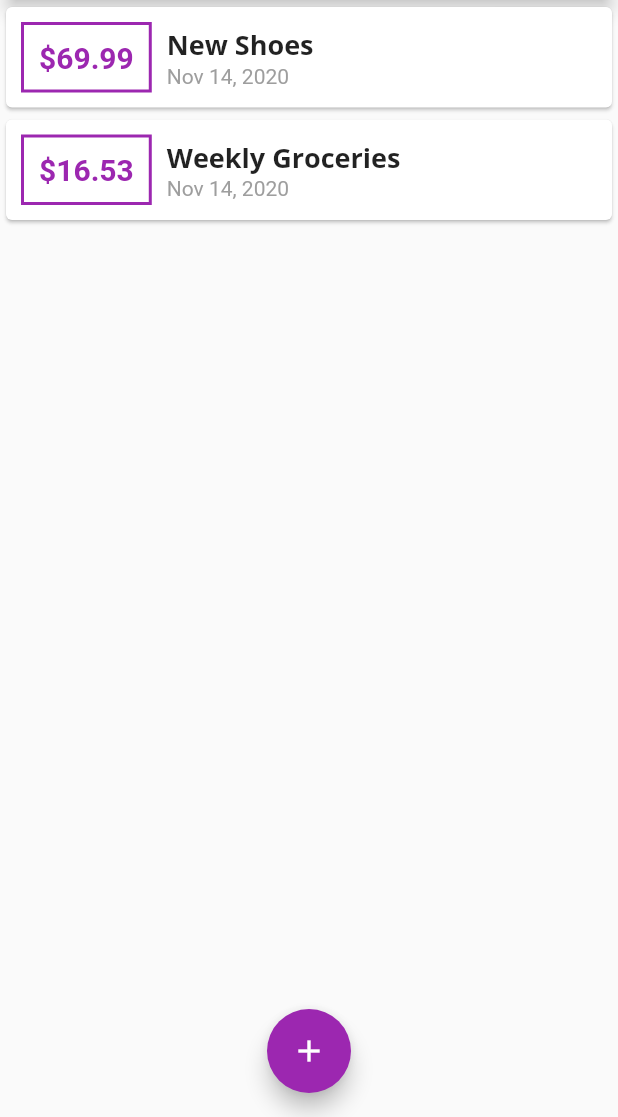
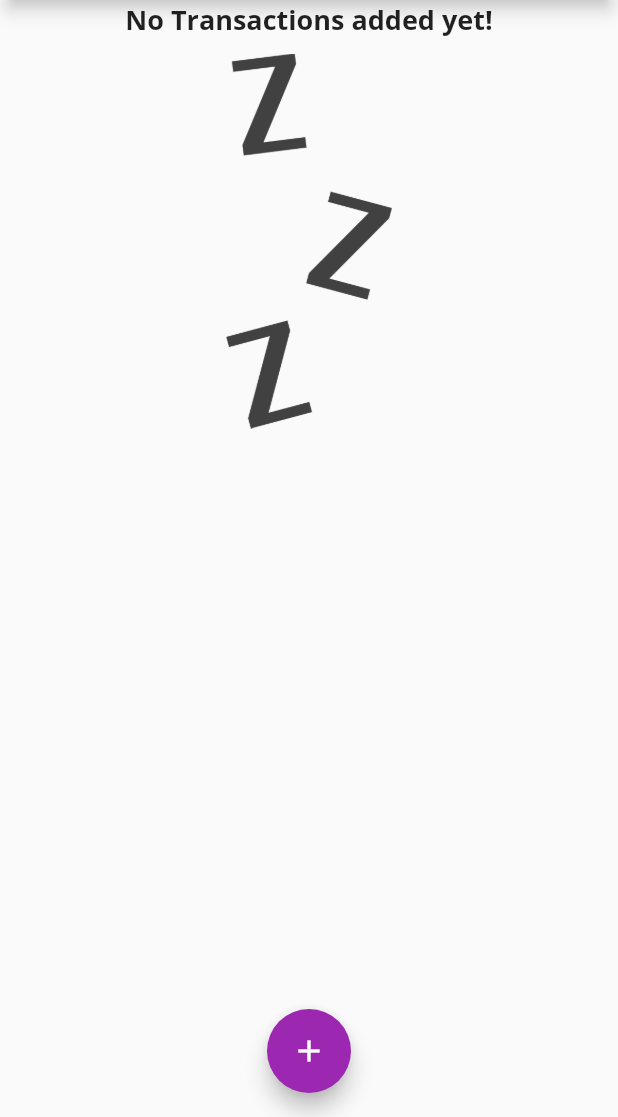
Before and after one commit to sahil1sk/Flutter-Expense-Calculator, a Flutter app: the screen it shows after launch, on a phone screen of 412 x 824 dp, the part 119-1236 px from its top. Run offline on Flutter 3.47's test engine with Material 2 defaults, Android fonts, the phone set to English and light mode, and no system bars; Roboto replaces fonts that are missing (Open Sans).

Commit message:
Adding the Images

```diff
--- a/lib/main.dart
+++ b/lib/main.dart
@@ -45,18 +45,18 @@ class MyHomePage extends StatefulWidget {
 class _MyHomePageState extends State<MyHomePage> {
 
   final List<Transaction> _userTransactions = [
-    Transaction(
-      id: 't1',
-      title: 'New Shoes',
-      amount: 69.99,
-      date: DateTime.now(),
-    ),
-    Transaction(
-      id: 't2',
-      title: 'Weekly Groceries',
-      amount: 16.53,
-      date: DateTime.now(),
-    ),
+    // Transaction(
+    //   id: 't1',
+    //   title: 'New Shoes',
+    //   amount: 69.99,
+    //   date: DateTime.now(),
+    // ),
+    // Transaction(
+    //   id: 't2',
+    //   title: 'Weekly Groceries',
+    //   amount: 16.53,
+    //   date: DateTime.now(),
+    // ),
   ];
 
   void _addNewTransaction(String txTitle, double txAmount) {
--- a/lib/widgets/transaction_list.dart
+++ b/lib/widgets/transaction_list.dart
@@ -12,7 +12,24 @@ class TransactionList extends StatelessWidget {
   Widget build(BuildContext context) {
     return Container(
       height: 300,
-      child: ListView.builder(
+      child: transactions.isEmpty ? Column(
+        children: <Widget>[
+          Text(
+            'No Transactions added yet!',
+            style: Theme.of(context).textTheme.title, // setting the style like the theme title style
+          ),
+          SizedBox( // this invisible box will help to create the space
+            height: 10,
+          ),
+          Container( // we wrap the image in container so that BoxFit will calculate the hight of parent to set cover
+            height: 250,
+            child: Image.asset(
+              'assets/images/waiting.png',
+              fit: BoxFit.cover,
+            ),
+          ),
+        ],
+      ) : ListView.builder(
         itemBuilder: (ctx, index) {
           return Card(
             child: Row(
--- a/pubspec.yaml
+++ b/pubspec.yaml
@@ -46,8 +46,8 @@ flutter:
   uses-material-design: true
 
   # To add assets to your application, add an assets section, like this:
-  # assets:
-  #   - images/a_dot_burr.jpeg
+  assets:
+    - assets/images/waiting.png
   #   - images/a_dot_ham.jpeg
 
   # An image asset can refer to one or more resolution-specific "variants", see
```
Also changed, not shown: assets/images/waiting.png (added).
